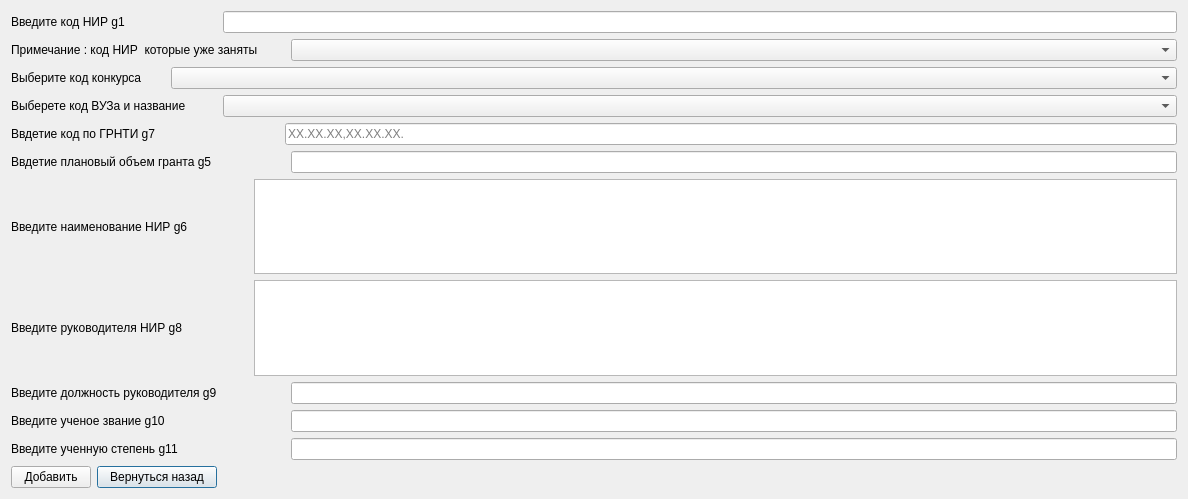
First picture: the form in AddRowWindow.ui, repository BITLIFASON/Support_Of_Competitions_For_Grants, before the edit.
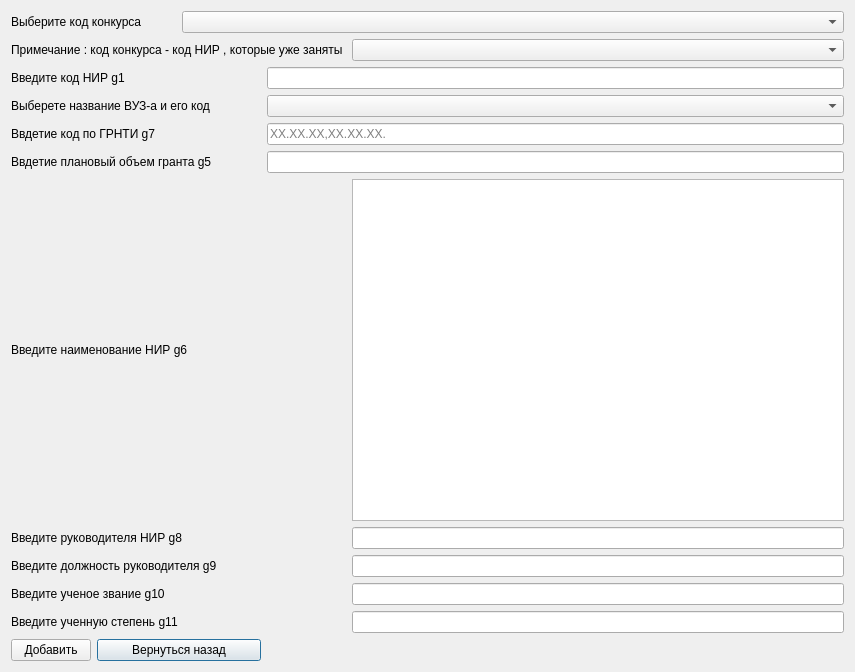
Second picture: the form after the edit.

The edit to the form file:
```diff
--- a/AddRowWindow.ui
+++ b/AddRowWindow.ui
@@ -6,81 +6,24 @@
    <rect>
     <x>0</x>
     <y>0</y>
-    <width>1188</width>
-    <height>499</height>
+    <width>855</width>
+    <height>672</height>
    </rect>
   </property>
   <property name="windowTitle">
    <string>Сопровождение конкурсов на соискание грантов — добавление строки</string>
   </property>
   <layout class="QGridLayout" name="gridLayout">
-   <item row="0" column="3" colspan="4">
-    <widget class="QLineEdit" name="lineEdit_g1"/>
-   </item>
-   <item row="9" column="0" colspan="2">
-    <widget class="QLabel" name="label_15">
-     <property name="text">
-      <string>Введите ученое звание g10</string>
-     </property>
-    </widget>
-   </item>
-   <item row="4" column="5" colspan="2">
-    <widget class="QLineEdit" name="lineEdit_g7">
-     <property name="placeholderText">
-      <string>XX.XX.XX,XX.XX.XX.</string>
-     </property>
-    </widget>
-   </item>
-   <item row="9" column="6">
-    <widget class="QLineEdit" name="lineEdit_g10"/>
-   </item>
-   <item row="5" column="6">
-    <widget class="QLineEdit" name="lineEdit_g5"/>
-   </item>
-   <item row="1" column="6">
-    <widget class="QComboBox" name="comboBox_cod_nir"/>
-   </item>
-   <item row="1" column="0" colspan="5">
-    <widget class="QLabel" name="label_17">
-     <property name="text">
-      <string>Примечание : код НИР  которые уже заняты</string>
-     </property>
-    </widget>
-   </item>
-   <item row="3" column="0" colspan="3">
-    <widget class="QLabel" name="label_3">
-     <property name="text">
-      <string>Выберете код ВУЗа и название</string>
-     </property>
-    </widget>
-   </item>
-   <item row="4" column="0" colspan="2">
-    <widget class="QLabel" name="label_5">
-     <property name="text">
-      <string>Ввдетие код по ГРНТИ g7</string>
-     </property>
-    </widget>
-   </item>
-   <item row="6" column="0" colspan="4">
-    <widget class="QLabel" name="label_12">
-     <property name="text">
-      <string>Введите наименование НИР g6</string>
-     </property>
-    </widget>
-   </item>
-   <item row="6" column="4" colspan="3">
+   <item row="6" column="4">
     <widget class="QTextEdit" name="lineEdit_g6"/>
    </item>
-   <item row="7" column="0" colspan="4">
+   <item row="7" column="0" colspan="3">
     <widget class="QLabel" name="label_13">
      <property name="text">
       <string>Введите руководителя НИР g8</string>
      </property>
     </widget>
    </item>
-   <item row="7" column="4" colspan="3">
-    <widget class="QTextEdit" name="lineEdit_g8"/>
-   </item>
    <item row="8" column="0" colspan="3">
     <widget class="QLabel" name="label_14">
      <property name="text">
@@ -88,33 +31,26 @@
      </property>
     </widget>
    </item>
-   <item row="2" column="0" colspan="2">
-    <widget class="QLabel" name="label_2">
-     <property name="text">
-      <string>Выберите код конкурса </string>
-     </property>
-    </widget>
-   </item>
-   <item row="5" column="0" colspan="3">
-    <widget class="QLabel" name="label_6">
-     <property name="text">
-      <string>Ввдетие плановый объем гранта g5</string>
-     </property>
-    </widget>
-   </item>
-   <item row="8" column="6">
+   <item row="8" column="4">
     <widget class="QLineEdit" name="lineEdit_g9"/>
    </item>
-   <item row="2" column="2" colspan="5">
-    <widget class="QComboBox" name="comboBox_cod_kon"/>
+   <item row="6" column="0" colspan="3">
+    <widget class="QLabel" name="label_12">
+     <property name="text">
+      <string>Введите наименование НИР g6</string>
+     </property>
+    </widget>
    </item>
-   <item row="11" column="1" colspan="2">
-    <widget class="QPushButton" name="pushButton_back">
+   <item row="9" column="0" colspan="2">
+    <widget class="QLabel" name="label_15">
      <property name="text">
-      <string>Вернуться назад</string>
+      <string>Введите ученое звание g10</string>
      </property>
     </widget>
    </item>
+   <item row="9" column="4">
+    <widget class="QLineEdit" name="lineEdit_g10"/>
+   </item>
    <item row="10" column="0" colspan="3">
     <widget class="QLabel" name="label_16">
      <property name="text">
@@ -122,6 +58,26 @@
      </property>
     </widget>
    </item>
+   <item row="10" column="4">
+    <widget class="QLineEdit" name="lineEdit_g11"/>
+   </item>
+   <item row="3" column="0" colspan="3">
+    <widget class="QLabel" name="label_3">
+     <property name="text">
+      <string>Выберете название ВУЗ-а и его код</string>
+     </property>
+    </widget>
+   </item>
+   <item row="1" column="4">
+    <widget class="QComboBox" name="comboBox_cod_nir"/>
+   </item>
+   <item row="11" column="1" colspan="2">
+    <widget class="QPushButton" name="pushButton_back">
+     <property name="text">
+      <string>Вернуться назад</string>
+     </property>
+    </widget>
+   </item>
    <item row="11" column="0">
     <widget class="QPushButton" name="pushButton_add_row_add">
      <property name="text">
@@ -129,19 +85,63 @@
      </property>
     </widget>
    </item>
-   <item row="3" column="3" colspan="4">
-    <widget class="QComboBox" name="comboBox_cod_vuz"/>
+   <item row="0" column="2" colspan="3">
+    <widget class="QComboBox" name="comboBox_cod_kon"/>
    </item>
-   <item row="10" column="6">
-    <widget class="QLineEdit" name="lineEdit_g11"/>
+   <item row="2" column="3" colspan="2">
+    <widget class="QLineEdit" name="lineEdit_g1"/>
    </item>
-   <item row="0" column="0" colspan="2">
+   <item row="2" column="0" colspan="2">
     <widget class="QLabel" name="label">
      <property name="text">
       <string>Введите код НИР g1</string>
      </property>
     </widget>
    </item>
+   <item row="3" column="3" colspan="2">
+    <widget class="QComboBox" name="comboBox_cod_vuz"/>
+   </item>
+   <item row="0" column="0" colspan="2">
+    <widget class="QLabel" name="label_2">
+     <property name="text">
+      <string>Выберите код конкурса </string>
+     </property>
+    </widget>
+   </item>
+   <item row="5" column="0" colspan="3">
+    <widget class="QLabel" name="label_6">
+     <property name="text">
+      <string>Ввдетие плановый объем гранта g5</string>
+     </property>
+    </widget>
+   </item>
+   <item row="4" column="0" colspan="2">
+    <widget class="QLabel" name="label_5">
+     <property name="text">
+      <string>Ввдетие код по ГРНТИ g7</string>
+     </property>
+    </widget>
+   </item>
+   <item row="1" column="0" colspan="4">
+    <widget class="QLabel" name="label_17">
+     <property name="text">
+      <string>Примечание : код конкурса - код НИР , которые уже заняты </string>
+     </property>
+    </widget>
+   </item>
+   <item row="4" column="3" colspan="2">
+    <widget class="QLineEdit" name="lineEdit_g7">
+     <property name="placeholderText">
+      <string>XX.XX.XX,XX.XX.XX.</string>
+     </property>
+    </widget>
+   </item>
+   <item row="5" column="3" colspan="2">
+    <widget class="QLineEdit" name="lineEdit_g5"/>
+   </item>
+   <item row="7" column="4">
+    <widget class="QLineEdit" name="lineEdit_g8"/>
+   </item>
   </layout>
  </widget>
  <resources/>
```
